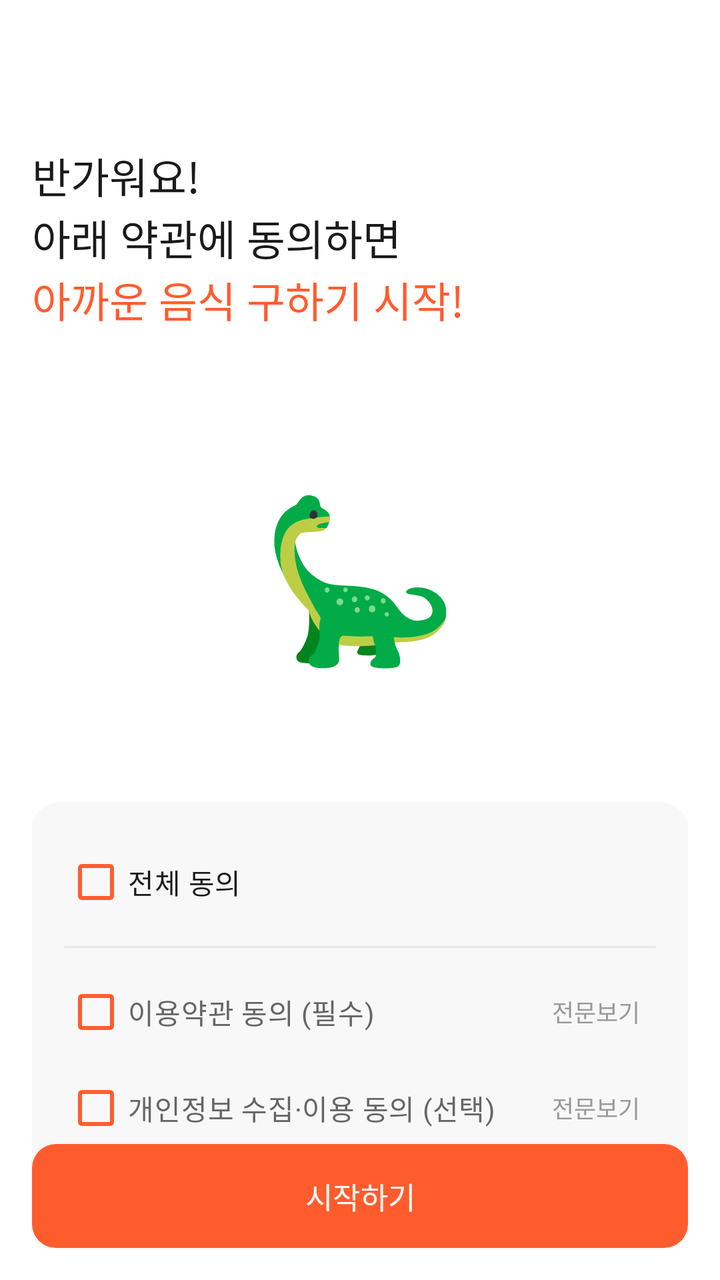
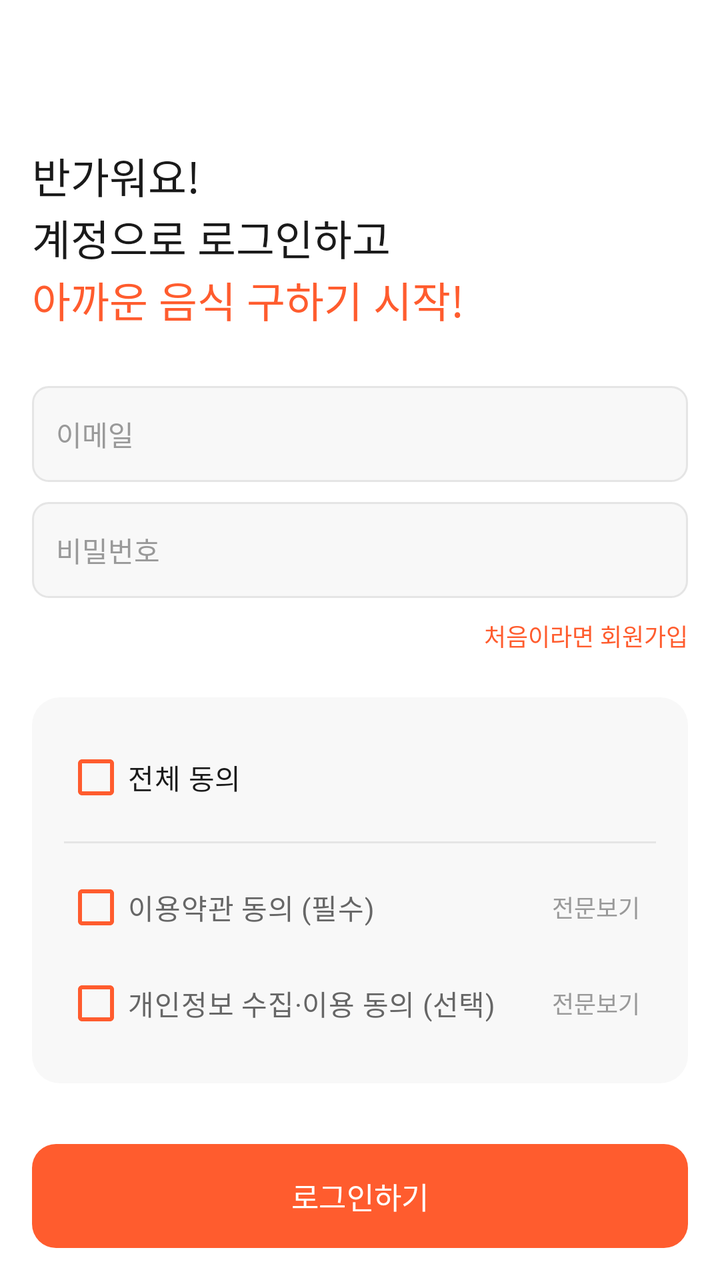

Screens rendered from an Android XML layout before and after an edit, with the pre-edit source and the edit as a unified diff.
<!-- AndroidManifest.xml: application theme Theme.Deuktemsiru -->
<!-- res/layout/fragment_onboarding.xml -->
<?xml version="1.0" encoding="utf-8"?>
<androidx.constraintlayout.widget.ConstraintLayout
    xmlns:android="http://schemas.android.com/apk/res/android"
    xmlns:app="http://schemas.android.com/apk/res-auto"
    android:layout_width="match_parent"
    android:layout_height="match_parent"
    android:background="@color/white"
    android:paddingHorizontal="@dimen/spacing_lg">

    
    <LinearLayout
        android:id="@+id/ll_title"
        android:layout_width="0dp"
        android:layout_height="wrap_content"
        android:orientation="vertical"
        android:paddingTop="72dp"
        app:layout_constraintTop_toTopOf="parent"
        app:layout_constraintStart_toStartOf="parent"
        app:layout_constraintEnd_toEndOf="parent">

        <TextView
            android:layout_width="wrap_content"
            android:layout_height="wrap_content"
            android:text="반가워요!"
            android:textSize="@dimen/text_headline"
            android:fontFamily="sans-serif-medium"
            android:textColor="@color/color_text" />

        <TextView
            android:layout_width="wrap_content"
            android:layout_height="wrap_content"
            android:text="아래 약관에 동의하면"
            android:textSize="@dimen/text_headline"
            android:fontFamily="sans-serif-medium"
            android:textColor="@color/color_text" />

        <TextView
            android:layout_width="wrap_content"
            android:layout_height="wrap_content"
            android:text="아까운 음식 구하기 시작!"
            android:textSize="@dimen/text_headline"
            android:fontFamily="sans-serif-medium"
            android:textColor="@color/primary" />
    </LinearLayout>

    
    <FrameLayout
        android:id="@+id/fl_illustration"
        android:layout_width="0dp"
        android:layout_height="180dp"
        android:layout_marginTop="32dp"
        app:layout_constraintTop_toBottomOf="@id/ll_title"
        app:layout_constraintStart_toStartOf="parent"
        app:layout_constraintEnd_toEndOf="parent">

        <TextView
            android:layout_width="wrap_content"
            android:layout_height="wrap_content"
            android:layout_gravity="center"
            android:text="🦕"
            android:textSize="80sp" />
    </FrameLayout>

    
    <LinearLayout
        android:id="@+id/ll_terms"
        android:layout_width="0dp"
        android:layout_height="wrap_content"
        android:orientation="vertical"
        android:background="@drawable/bg_surface_card"
        android:padding="@dimen/spacing_lg"
        android:layout_marginTop="24dp"
        app:layout_constraintTop_toBottomOf="@id/fl_illustration"
        app:layout_constraintStart_toStartOf="parent"
        app:layout_constraintEnd_toEndOf="parent">

        
        <LinearLayout
            android:layout_width="match_parent"
            android:layout_height="@dimen/touch_target_min"
            android:orientation="horizontal"
            android:gravity="center_vertical">

            <CheckBox
                android:id="@+id/cb_all"
                android:layout_width="wrap_content"
                android:layout_height="wrap_content"
                android:buttonTint="@color/primary"
                android:text="전체 동의"
                android:textSize="@dimen/text_body"
                android:fontFamily="sans-serif-medium"
                android:textColor="@color/color_text" />
        </LinearLayout>

        <View
            android:layout_width="match_parent"
            android:layout_height="1dp"
            android:layout_marginVertical="8dp"
            android:background="@color/color_border" />

        
        <LinearLayout
            android:layout_width="match_parent"
            android:layout_height="@dimen/touch_target_min"
            android:orientation="horizontal"
            android:gravity="center_vertical">

            <CheckBox
                android:id="@+id/cb_terms"
                android:layout_width="0dp"
                android:layout_height="wrap_content"
                android:layout_weight="1"
                android:buttonTint="@color/primary"
                android:text="이용약관 동의 (필수)"
                android:textSize="@dimen/text_body"
                android:textColor="@color/color_text_sub" />

            <TextView
                android:id="@+id/tv_terms_detail"
                android:layout_width="wrap_content"
                android:layout_height="wrap_content"
                android:text="전문보기"
                android:textSize="12sp"
                android:textColor="@color/color_text_muted"
                android:padding="8dp" />
        </LinearLayout>

        
        <LinearLayout
            android:layout_width="match_parent"
            android:layout_height="@dimen/touch_target_min"
            android:orientation="horizontal"
            android:gravity="center_vertical">

            <CheckBox
                android:id="@+id/cb_privacy"
                android:layout_width="0dp"
                android:layout_height="wrap_content"
                android:layout_weight="1"
                android:buttonTint="@color/primary"
                android:text="개인정보 수집·이용 동의 (선택)"
                android:textSize="@dimen/text_body"
                android:textColor="@color/color_text_sub" />

            <TextView
                android:id="@+id/tv_privacy_detail"
                android:layout_width="wrap_content"
                android:layout_height="wrap_content"
                android:text="전문보기"
                android:textSize="12sp"
                android:textColor="@color/color_text_muted"
                android:padding="8dp" />
        </LinearLayout>
    </LinearLayout>

    
    <Button
        android:id="@+id/btn_start"
        android:layout_width="0dp"
        android:layout_height="52dp"
        android:layout_marginBottom="16dp"
        android:text="시작하기"
        android:textSize="15sp"
        android:fontFamily="sans-serif-medium"
        android:textColor="@color/white"
        android:background="@drawable/bg_dark_button"
        android:stateListAnimator="@null"
        app:layout_constraintBottom_toBottomOf="parent"
        app:layout_constraintStart_toStartOf="parent"
        app:layout_constraintEnd_toEndOf="parent" />

</androidx.constraintlayout.widget.ConstraintLayout>
<!-- resources referenced by this layout -->
<resources>
  <color name="color_border">#E5E5E5</color>
  <color name="color_text">#1A1A1A</color>
  <color name="color_text_muted">#999999</color>
  <color name="color_text_sub">#666666</color>
  <color name="primary">#FF5C2E</color>
  <color name="white">#FFFFFFFF</color>
  <dimen name="spacing_lg">16dp</dimen>
  <dimen name="text_body">14sp</dimen>
  <dimen name="text_headline">21sp</dimen>
  <dimen name="touch_target_min">48dp</dimen>
  <!-- drawable bg_dark_button (drawable) -->
  <?xml version="1.0" encoding="utf-8"?>
  <shape xmlns:android="http://schemas.android.com/apk/res/android"
      android:shape="rectangle">
      <solid android:color="@color/color_text" />
      <corners android:radius="@dimen/radius_md" />
  </shape>
  <!-- drawable bg_surface_card (drawable) -->
  <?xml version="1.0" encoding="utf-8"?>
  <shape xmlns:android="http://schemas.android.com/apk/res/android"
      android:shape="rectangle">
      <solid android:color="@color/color_surface" />
      <corners android:radius="@dimen/radius_lg" />
  </shape>
  <style name="Theme.Deuktemsiru" parent="Base.Theme.Deuktemsiru" />
  <dimen name="radius_md">12dp</dimen>
  <color name="color_surface">#F8F8F8</color>
  <dimen name="radius_lg">14dp</dimen>
  <style name="Base.Theme.Deuktemsiru" parent="Theme.Material3.DayNight.NoActionBar">
          <item name="colorPrimary">@color/primary</item>
          <item name="colorPrimaryVariant">@color/primary_dark</item>
          <item name="colorOnPrimary">@color/white</item>
          <item name="colorSecondary">@color/primary</item>
          <item name="colorSurface">@color/white</item>
          <item name="android:colorBackground">@color/white</item>
          <item name="android:statusBarColor" tools:targetApi="l">@color/white</item>
          <item name="android:windowLightStatusBar" tools:targetApi="m">true</item>
          <item name="android:fontFamily">sans-serif</item>
      </style>
  <color name="primary_dark">#6B2B12</color>
</resources>

<!-- the commit's change to res/layout/fragment_onboarding.xml (unified diff, before → after) -->
@@ -29,7 +29,7 @@
         <TextView
             android:layout_width="wrap_content"
             android:layout_height="wrap_content"
-            android:text="아래 약관에 동의하면"
+            android:text="계정으로 로그인하고"
             android:textSize="@dimen/text_headline"
             android:fontFamily="sans-serif-medium"
             android:textColor="@color/color_text" />
@@ -43,23 +43,69 @@
             android:textColor="@color/primary" />
     </LinearLayout>
 
-    
-    <FrameLayout
-        android:id="@+id/fl_illustration"
-        android:layout_width="0dp"
-        android:layout_height="180dp"
-        android:layout_marginTop="32dp"
+    <LinearLayout
+        android:id="@+id/ll_auth"
+        android:layout_width="0dp"
+        android:layout_height="wrap_content"
+        android:layout_marginTop="28dp"
+        android:orientation="vertical"
         app:layout_constraintTop_toBottomOf="@id/ll_title"
         app:layout_constraintStart_toStartOf="parent"
         app:layout_constraintEnd_toEndOf="parent">
 
-        <TextView
-            android:layout_width="wrap_content"
-            android:layout_height="wrap_content"
-            android:layout_gravity="center"
-            android:text="🦕"
-            android:textSize="80sp" />
-    </FrameLayout>
+        <EditText
+            android:id="@+id/et_email"
+            android:layout_width="match_parent"
+            android:layout_height="@dimen/touch_target_min"
+            android:background="@drawable/bg_input"
+            android:hint="이메일"
+            android:inputType="textEmailAddress"
+            android:paddingHorizontal="@dimen/spacing_md"
+            android:singleLine="true"
+            android:textColor="@color/color_text"
+            android:textColorHint="@color/color_text_muted"
+            android:textSize="@dimen/text_body" />
+
+        <EditText
+            android:id="@+id/et_password"
+            android:layout_width="match_parent"
+            android:layout_height="@dimen/touch_target_min"
+            android:layout_marginTop="10dp"
+            android:background="@drawable/bg_input"
+            android:hint="비밀번호"
+            android:inputType="textPassword"
+            android:paddingHorizontal="@dimen/spacing_md"
+            android:singleLine="true"
+            android:textColor="@color/color_text"
+            android:textColorHint="@color/color_text_muted"
+            android:textSize="@dimen/text_body" />
+
+        <EditText
+            android:id="@+id/et_nickname"
+            android:layout_width="match_parent"
+            android:layout_height="@dimen/touch_target_min"
+            android:layout_marginTop="10dp"
+            android:background="@drawable/bg_input"
+            android:hint="닉네임"
+            android:inputType="textPersonName"
+            android:paddingHorizontal="@dimen/spacing_md"
+            android:singleLine="true"
+            android:textColor="@color/color_text"
+            android:textColorHint="@color/color_text_muted"
+            android:textSize="@dimen/text_body"
+            android:visibility="gone" />
+
+        <TextView
+            android:id="@+id/tv_mode_toggle"
+            android:layout_width="wrap_content"
+            android:layout_height="wrap_content"
+            android:layout_gravity="end"
+            android:paddingTop="10dp"
+            android:paddingBottom="4dp"
+            android:text="처음이라면 회원가입"
+            android:textColor="@color/primary"
+            android:textSize="@dimen/text_caption" />
+    </LinearLayout>
 
     
     <LinearLayout
@@ -69,8 +115,8 @@
         android:orientation="vertical"
         android:background="@drawable/bg_surface_card"
         android:padding="@dimen/spacing_lg"
-        android:layout_marginTop="24dp"
-        app:layout_constraintTop_toBottomOf="@id/fl_illustration"
+        android:layout_marginTop="18dp"
+        app:layout_constraintTop_toBottomOf="@id/ll_auth"
         app:layout_constraintStart_toStartOf="parent"
         app:layout_constraintEnd_toEndOf="parent">
 
@@ -159,7 +205,7 @@
         android:layout_width="0dp"
         android:layout_height="52dp"
         android:layout_marginBottom="16dp"
-        android:text="시작하기"
+        android:text="로그인하기"
         android:textSize="15sp"
         android:fontFamily="sans-serif-medium"
         android:textColor="@color/white"
<!-- resource entries referenced after the edit -->
@@ -7,7 +7,9 @@
   <color name="primary">#FF5C2E</color>
   <color name="white">#FFFFFFFF</color>
   <dimen name="spacing_lg">16dp</dimen>
+  <dimen name="spacing_md">12dp</dimen>
   <dimen name="text_body">14sp</dimen>
+  <dimen name="text_caption">12sp</dimen>
   <dimen name="text_headline">21sp</dimen>
   <dimen name="touch_target_min">48dp</dimen>
   <!-- drawable bg_dark_button (drawable) -->
@@ -16,6 +18,16 @@
       android:shape="rectangle">
       <solid android:color="@color/color_text" />
       <corners android:radius="@dimen/radius_md" />
+  </shape>
+  <!-- drawable bg_input (drawable) -->
+  <?xml version="1.0" encoding="utf-8"?>
+  <shape xmlns:android="http://schemas.android.com/apk/res/android"
+      android:shape="rectangle">
+      <solid android:color="@color/color_surface" />
+      <stroke
+          android:width="1dp"
+          android:color="@color/color_border" />
+      <corners android:radius="@dimen/radius_sm" />
   </shape>
   <!-- drawable bg_surface_card (drawable) -->
   <?xml version="1.0" encoding="utf-8"?>
@@ -27,6 +39,7 @@
   <style name="Theme.Deuktemsiru" parent="Base.Theme.Deuktemsiru" />
   <dimen name="radius_md">12dp</dimen>
   <color name="color_surface">#F8F8F8</color>
+  <dimen name="radius_sm">8dp</dimen>
   <dimen name="radius_lg">14dp</dimen>
   <style name="Base.Theme.Deuktemsiru" parent="Theme.Material3.DayNight.NoActionBar">
           <item name="colorPrimary">@color/primary</item>
